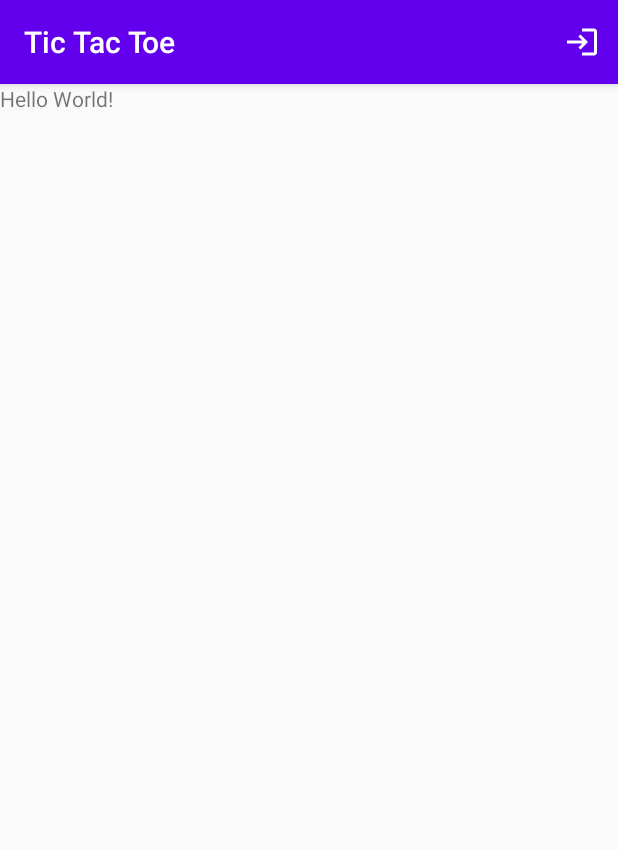
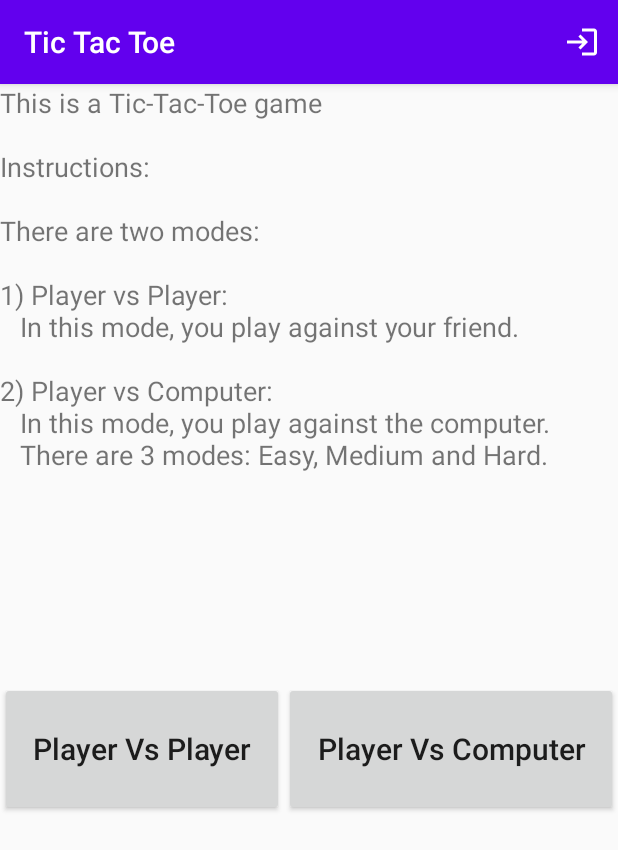
Before and after one commit to TomerReiner/TicTacToe, an Android app: the screen it shows after launch (MainActivity), on a phone screen of 412 x 824 dp. Shown: the top 850 px of the screen. Run offline under Robolectric (Android 15) with nearby library versions, the phone set to English and light mode, and no system bars.

Commit message:
Beta version of Tic Tac Toe game

```diff
--- a/app/src/main/java/com/example/tictactoe/MainActivity.java
+++ b/app/src/main/java/com/example/tictactoe/MainActivity.java
@@ -69,7 +69,7 @@ public class MainActivity extends AppCompatActivity {
                 String userName = etLogInUsername.getText().toString();
                 String password = etLogInPassword.getText().toString();
 
-                User user = new User(userName, password);
+                User user = new User(userName, password, 0, 0, 0, 0, 0, 0, 0, 0);
                 // TODO-On Login.
                 logInDialog.dismiss(); // This is temporary.
             }
--- a/app/src/main/res/layout/activity_main.xml
+++ b/app/src/main/res/layout/activity_main.xml
@@ -4,21 +4,50 @@
     xmlns:tools="http://schemas.android.com/tools"
     android:layout_width="match_parent"
     android:layout_height="match_parent"
+    android:orientation="vertical"
     tools:context=".MainActivity">
 
+
     <TextView
-        android:layout_width="wrap_content"
+        android:id="@+id/tvInstructions"
+        android:layout_width="match_parent"
         android:layout_height="wrap_content"
-        android:text="Hello World!"
-        app:layout_constraintBottom_toBottomOf="parent"
-        app:layout_constraintLeft_toLeftOf="parent"
-        app:layout_constraintRight_toRightOf="parent"
-        app:layout_constraintTop_toTopOf="parent" />
+        android:layout_weight="1"
+        android:text="This is a Tic-Tac-Toe game\n\nInstructions:\n\nThere are two modes: \n\n1) Player vs Player:\n\tIn this mode, you play against your friend.\n\n2) Player vs Computer:\n\tIn this mode, you play against the computer.\n\tThere are 3 modes: Easy, Medium and Hard."
+        android:textAllCaps="false"
+        android:textSize="18sp" />
 
-    <RadioGroup
-        android:layout_width="wrap_content"
+    <LinearLayout
+        android:layout_width="match_parent"
         android:layout_height="wrap_content"
-        tools:layout_editor_absoluteX="159dp"
-        tools:layout_editor_absoluteY="256dp" />
+        android:layout_weight="0.3"
+        android:orientation="horizontal">
+
+
+        <Button
+            android:id="@+id/button"
+            android:layout_width="wrap_content"
+            android:layout_height="match_parent"
+            android:layout_weight="1"
+            android:text="Player Vs Player"
+            android:textAllCaps="false"
+            android:textSize="20sp"/>
+
+        <Button
+            android:id="@+id/button2"
+            android:layout_width="wrap_content"
+            android:layout_height="match_parent"
+            android:layout_weight="1"
+            android:text="Player Vs Computer"
+            android:textAllCaps="false"
+            android:textSize="20sp"/>
+    </LinearLayout>
+
+    <LinearLayout
+        android:layout_width="match_parent"
+        android:layout_height="wrap_content"
+        android:layout_weight="2"
+        android:orientation="horizontal">
+    </LinearLayout>
 
 </LinearLayout>
--- a/app/src/main/res/values/strings.xml
+++ b/app/src/main/res/values/strings.xml
@@ -1,3 +1,5 @@
 <resources>
     <string name="app_name">Tic Tac Toe</string>
+
+
 </resources>
```
